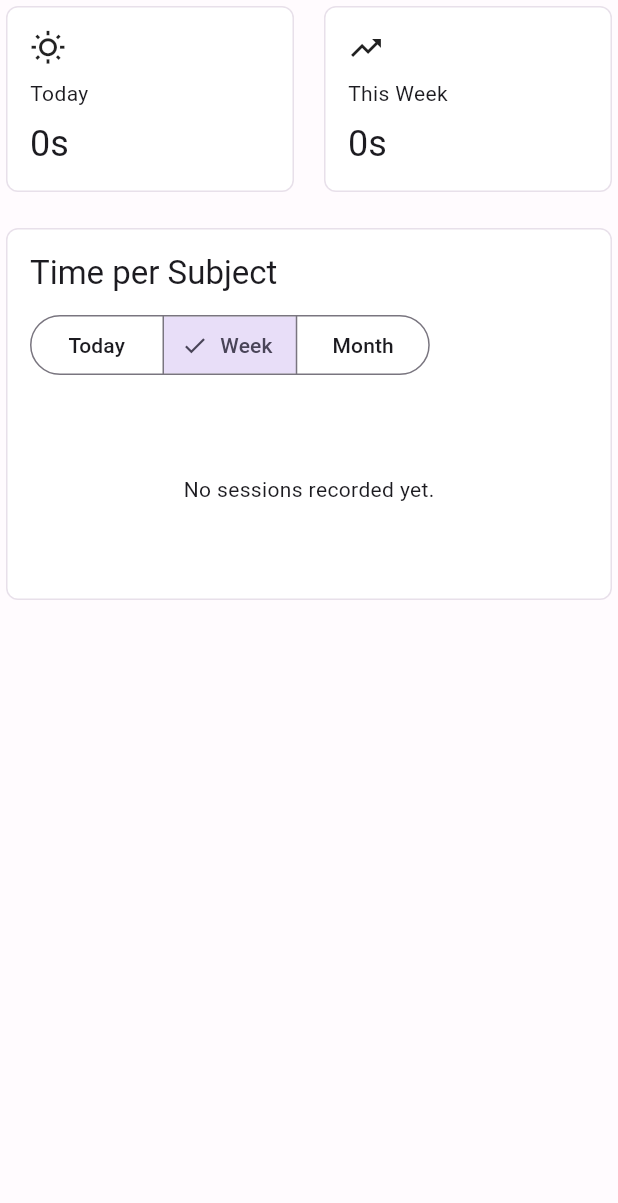
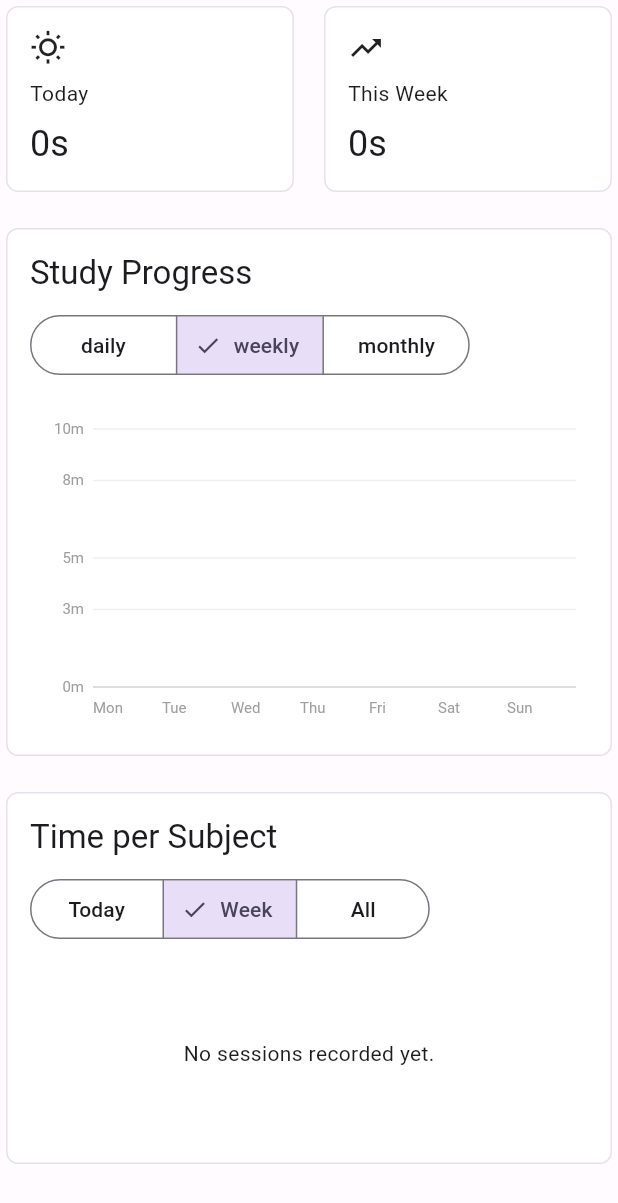
Before and after one commit to SahiruM/Flutter-Study-App, a Flutter app: the StatsSection widget shown alone on an empty page, opened directly with empty values, on a phone screen of 412 x 824 dp. Shown: the top 1203 px of the screen. Run offline on Flutter 3.47's test engine with Material 3 defaults, Android fonts, the phone set to English and light mode, and no system bars; missing offline and left inert: dart:html.

Commit message:
suu name+charts fixed+sub card fixed

```diff
--- a/lib/main.dart
+++ b/lib/main.dart
@@ -453,7 +453,7 @@ class _StudyHomeState extends State<StudyHome> with WidgetsBindingObserver {
                   Column(
                     crossAxisAlignment: CrossAxisAlignment.start,
                     children: [
-                      const Text('StudyBud'),
+                      const Text('SuuStudy'),
                       Text(
                         _syncStatusText,
                         style: Theme.of(context).textTheme.labelSmall,
@@ -630,7 +630,7 @@ class _AuthScreenState extends State<AuthScreen> {
               const Icon(Icons.favorite, size: 68, color: Color(0xFFFF8FB3)),
               const SizedBox(height: 12),
               Text(
-                _signUp ? 'Join StudyBud' : 'Welcome back',
+                _signUp ? 'Join SuuStudy' : 'Welcome back',
                 textAlign: TextAlign.center,
                 style: Theme.of(context).textTheme.headlineMedium?.copyWith(
                   fontWeight: FontWeight.w800,
@@ -765,10 +765,9 @@ class _TaskListCardState extends State<TaskListCard> {
                 padding: const EdgeInsets.only(bottom: 8),
                 child: Material(
                   color: widget.activeTaskId == task.id
-                      ? task.color.withOpacity(0.18)
-                      : Theme.of(
-                          context,
-                        ).colorScheme.surfaceContainerHighest.withOpacity(0.45),
+                      ? task.color.withValues(alpha: 0.18)
+                      : Theme.of(context).colorScheme.surfaceContainerHighest
+                            .withValues(alpha: 0.45),
                   borderRadius: BorderRadius.circular(8),
                   child: ListTile(
                     shape: RoundedRectangleBorder(
@@ -844,7 +843,7 @@ class TimerCard extends StatelessWidget {
         decoration: BoxDecoration(
           borderRadius: BorderRadius.circular(8),
           gradient: LinearGradient(
-            colors: [color.withOpacity(0.16), Colors.transparent],
+            colors: [color.withValues(alpha: 0.16), Colors.transparent],
           ),
         ),
         child: Column(
@@ -962,7 +961,7 @@ class FocusTimerScreen extends StatelessWidget {
                 children: [
                   if (task != null)
                     Chip(
-                      backgroundColor: Colors.white.withOpacity(0.08),
+                      backgroundColor: Colors.white.withValues(alpha: 0.08),
                       avatar: CircleAvatar(backgroundColor: task!.color),
                       label: Text(
                         task!.name,
@@ -1113,7 +1112,8 @@ class StatsSection extends StatefulWidget {
 }
 
 class _StatsSectionState extends State<StatsSection> {
-  String _subjectRange = 'week';
+  String _range = 'weekly';
+  String _pieRange = 'week';
 
   @override
   Widget build(BuildContext context) {
@@ -1126,11 +1126,8 @@ class _StatsSectionState extends State<StatsSection> {
     final weekSeconds = widget.sessions
         .where((s) => week.contains(s.date))
         .fold(0, (sum, s) => sum + s.duration);
-    final pie = pieData(widget.sessions, widget.tasks, _subjectRange, now);
-    final totalSubjectSeconds = pie.fold<int>(
-      0,
-      (sum, item) => sum + item.seconds,
-    );
+    final chart = chartData(widget.sessions, _range, now);
+    final pie = pieData(widget.sessions, widget.tasks, _pieRange, now);
     return Column(
       children: [
         Row(
@@ -1153,7 +1150,40 @@ class _StatsSectionState extends State<StatsSection> {
           ],
         ),
         const SizedBox(height: 16),
-        Card(
+        SizedBox(
+          width: double.infinity,
+          child: Card(
+            child: Padding(
+              padding: const EdgeInsets.all(16),
+              child: Column(
+                crossAxisAlignment: CrossAxisAlignment.start,
+                children: [
+                  Text(
+                    'Study Progress',
+                    style: Theme.of(context).textTheme.titleLarge,
+                  ),
+                  const SizedBox(height: 10),
+                  SegmentedButton<String>(
+                    segments: const [
+                      ButtonSegment(value: 'daily', label: Text('daily')),
+                      ButtonSegment(value: 'weekly', label: Text('weekly')),
+                      ButtonSegment(value: 'monthly', label: Text('monthly')),
+                    ],
+                    selected: {_range},
+                    onSelectionChanged: (value) =>
+                        setState(() => _range = value.first),
+                  ),
+                  const SizedBox(height: 14),
+                  SizedBox(height: 220, child: BarChart(data: chart)),
+                ],
+              ),
+            ),
+          ),
+        ),
+        const SizedBox(height: 16),
+        SizedBox(
+          width: double.infinity,
+          child: Card(
             child: Padding(
               padding: const EdgeInsets.all(16),
               child: Column(
@@ -1168,11 +1198,11 @@ class _StatsSectionState extends State<StatsSection> {
                     segments: const [
                       ButtonSegment(value: 'today', label: Text('Today')),
                       ButtonSegment(value: 'week', label: Text('Week')),
-                    ButtonSegment(value: 'month', label: Text('Month')),
-                  ],
-                  selected: {_subjectRange},
+                      ButtonSegment(value: 'all', label: Text('All')),
+                    ],
+                    selected: {_pieRange},
                     onSelectionChanged: (value) =>
-                      setState(() => _subjectRange = value.first),
+                        setState(() => _pieRange = value.first),
                   ),
                   const SizedBox(height: 14),
                   if (pie.isEmpty)
@@ -1181,121 +1211,39 @@ class _StatsSectionState extends State<StatsSection> {
                       child: Center(child: Text('No sessions recorded yet.')),
                     )
                   else
-                  LayoutBuilder(
-                    builder: (context, constraints) {
-                      final compact = constraints.maxWidth < 640;
-                      final chart = SizedBox(
-                        width: compact ? 180 : 220,
-                        height: compact ? 180 : 220,
-                        child: Stack(
-                          alignment: Alignment.center,
+                    Wrap(
+                      spacing: 24,
+                      runSpacing: 16,
+                      crossAxisAlignment: WrapCrossAlignment.center,
                       children: [
-                            PieChart(
-                              data: pie,
-                              holeColor: Theme.of(
-                                context,
-                              ).colorScheme.surface,
-                            ),
-                            Column(
-                              mainAxisSize: MainAxisSize.min,
-                              children: [
-                                Text(
-                                  'Total',
-                                  style: Theme.of(context).textTheme.labelSmall,
-                                ),
-                                Text(
-                                  formatDuration(totalSubjectSeconds),
-                                  textAlign: TextAlign.center,
-                                  style: Theme.of(context).textTheme.titleMedium
-                                      ?.copyWith(fontWeight: FontWeight.w800),
-                                ),
-                              ],
-                            ),
-                          ],
-                        ),
-                      );
-                      final details = Column(
+                        SizedBox(
+                          width: 220,
+                          height: 220,
+                          child: PieChart(data: pie),
+                        ),
+                        SizedBox(
+                          width: 260,
+                          child: Column(
                             children: [
                               for (final item in pie)
-                            Padding(
-                              padding: const EdgeInsets.only(bottom: 12),
-                              child: SubjectTimeRow(item: item),
-                            ),
-                        ],
-                      );
-                      if (compact) {
-                        return Column(
-                          children: [
-                            chart,
-                            const SizedBox(height: 18),
-                            details,
-                          ],
-                        );
-                      }
-                      return Row(
-                        crossAxisAlignment: CrossAxisAlignment.center,
-                        children: [
-                          chart,
-                          const SizedBox(width: 28),
-                          Expanded(child: details),
-                        ],
-                      );
-                    },
-                  ),
-              ],
-            ),
-          ),
-        ),
-      ],
-    );
-  }
-}
-
-class SubjectTimeRow extends StatelessWidget {
-  const SubjectTimeRow({required this.item, super.key});
-
-  final PiePoint item;
-
-  @override
-  Widget build(BuildContext context) {
-    final textTheme = Theme.of(context).textTheme;
-    return Column(
-      crossAxisAlignment: CrossAxisAlignment.start,
-      children: [
-        Row(
-          children: [
-            CircleAvatar(radius: 6, backgroundColor: item.color),
-            const SizedBox(width: 10),
-            Expanded(
-              child: Text(
-                item.name,
-                overflow: TextOverflow.ellipsis,
-                style: textTheme.bodyMedium?.copyWith(
-                  fontWeight: FontWeight.w700,
-                ),
-              ),
-            ),
-            const SizedBox(width: 10),
-            Text(formatDuration(item.seconds), style: textTheme.bodyMedium),
-            const SizedBox(width: 10),
-            SizedBox(
-              width: 42,
-              child: Text(
-                '${item.percent}%',
-                textAlign: TextAlign.end,
-                style: textTheme.labelMedium,
-              ),
-            ),
-          ],
-        ),
-        const SizedBox(height: 8),
-        ClipRRect(
-          borderRadius: BorderRadius.circular(99),
-          child: LinearProgressIndicator(
-            value: item.percent / 100,
-            minHeight: 8,
-            backgroundColor: item.color.withOpacity(0.16),
-            valueColor: AlwaysStoppedAnimation<Color>(item.color),
+                                ListTile(
+                                  dense: true,
+                                  leading: CircleAvatar(
+                                    radius: 8,
+                                    backgroundColor: item.color,
+                                  ),
+                                  title: Text(item.name),
+                                  subtitle: Text(formatDuration(item.seconds)),
+                                  trailing: Text('${item.percent}%'),
+                                ),
+                            ],
+                          ),
+                        ),
+                      ],
+                    ),
+                ],
+              ),
+            ),
           ),
         ),
       ],
@@ -1355,14 +1303,13 @@ class BarChart extends StatelessWidget {
 }
 
 class PieChart extends StatelessWidget {
-  const PieChart({required this.data, required this.holeColor, super.key});
+  const PieChart({required this.data, super.key});
 
   final List<PiePoint> data;
-  final Color holeColor;
 
   @override
   Widget build(BuildContext context) =>
-      CustomPaint(painter: PieChartPainter(data, holeColor));
+      CustomPaint(painter: PieChartPainter(data));
 }
 
 class GlowPainter extends CustomPainter {
@@ -1374,7 +1321,7 @@ class GlowPainter extends CustomPainter {
     final paint = Paint()
       ..shader =
           RadialGradient(
-            colors: [color.withOpacity(0.5), Colors.transparent],
+            colors: [color.withValues(alpha: 0.5), Colors.transparent],
           ).createShader(
             Rect.fromCircle(
               center: Offset(size.width / 2, size.height * 0.4),
@@ -1397,7 +1344,10 @@ class BarChartPainter extends CustomPainter {
   @override
   void paint(Canvas canvas, Size size) {
     final axis = Paint()
-      ..color = Colors.grey.withOpacity(0.35)
+      ..color = Colors.grey.withValues(alpha: 0.35)
+      ..strokeWidth = 1;
+    final grid = Paint()
+      ..color = Colors.grey.withValues(alpha: 0.16)
       ..strokeWidth = 1;
     final bar = Paint()..color = color;
     final text = TextPainter(textDirection: TextDirection.ltr);
@@ -1405,7 +1355,19 @@ class BarChartPainter extends CustomPainter {
       1,
       data.fold<int>(0, (max, point) => math.max(max, point.minutes)),
     );
-    final graph = Rect.fromLTWH(28, 8, size.width - 36, size.height - 40);
+    final topValue = _niceChartMax(maxValue);
+    final graph = Rect.fromLTWH(42, 18, size.width - 50, size.height - 48);
+    for (var i = 0; i <= 4; i += 1) {
+      final value = (topValue * i / 4).round();
+      final y = graph.bottom - graph.height * (value / topValue);
+      canvas.drawLine(Offset(graph.left, y), Offset(graph.right, y), grid);
+      text.text = TextSpan(
+        text: _shortMinutes(value),
+        style: const TextStyle(fontSize: 10, color: Colors.grey),
+      );
+      text.layout(maxWidth: graph.left - 6);
+      text.paint(canvas, Offset(graph.left - text.width - 6, y - 6));
+    }
     canvas.drawLine(
       Offset(graph.left, graph.bottom),
       Offset(graph.right, graph.bottom),
@@ -1414,7 +1376,7 @@ class BarChartPainter extends CustomPainter {
     final width = graph.width / math.max(1, data.length);
     for (var i = 0; i < data.length; i += 1) {
       final point = data[i];
-      final height = graph.height * (point.minutes / maxValue);
+      final height = graph.height * (point.minutes / topValue);
       final rect = RRect.fromRectAndRadius(
         Rect.fromLTWH(
           graph.left + i * width + width * 0.18,
@@ -1425,10 +1387,24 @@ class BarChartPainter extends CustomPainter {
         const Radius.circular(6),
       );
       canvas.drawRRect(rect, bar);
-      if (data.length <= 12 || i % 4 == 0) {
+      if (point.minutes > 0) {
+        text.text = TextSpan(
+          text: _shortMinutes(point.minutes),
+          style: const TextStyle(fontSize: 9, color: Colors.grey),
+        );
+        text.layout(maxWidth: width * 1.4);
+        final valueX = graph.left + i * width + (width - text.width) / 2;
+        final valueY = math.max(0.0, graph.bottom - height - 14);
+        text.paint(canvas, Offset(valueX, valueY));
+      }
+      final showLabel = data.length <= 31 || i % 4 == 0;
+      if (showLabel) {
         text.text = TextSpan(
           text: point.label,
-          style: const TextStyle(fontSize: 10, color: Colors.grey),
+          style: TextStyle(
+            fontSize: data.length > 24 ? 8 : 10,
+            color: Colors.grey,
+          ),
         );
         text.layout(maxWidth: width);
         text.paint(canvas, Offset(graph.left + i * width, graph.bottom + 8));
@@ -1441,10 +1417,26 @@ class BarChartPainter extends CustomPainter {
       oldDelegate.data != data || oldDelegate.color != color;
 }
 
+int _niceChartMax(int value) {
+  if (value <= 10) return 10;
+  if (value <= 30) return 30;
+  if (value <= 60) return 60;
+  if (value <= 120) return 120;
+  if (value <= 240) return 240;
+  return ((value / 60).ceil()) * 60;
+}
+
+String _shortMinutes(int minutes) {
+  if (minutes < 60) return '${minutes}m';
+  final hours = minutes ~/ 60;
+  final extraMinutes = minutes % 60;
+  if (extraMinutes == 0) return '${hours}h';
+  return '${hours}h ${extraMinutes}m';
+}
+
 class PieChartPainter extends CustomPainter {
-  PieChartPainter(this.data, this.holeColor);
+  PieChartPainter(this.data);
   final List<PiePoint> data;
-  final Color holeColor;
 
   @override
   void paint(Canvas canvas, Size size) {
@@ -1463,13 +1455,13 @@ class PieChartPainter extends CustomPainter {
     canvas.drawCircle(
       rect.center,
       size.shortestSide * 0.24,
-      Paint()..color = holeColor,
+      Paint()..color = Colors.white.withValues(alpha: 0.92),
     );
   }
 
   @override
   bool shouldRepaint(covariant PieChartPainter oldDelegate) =>
-      oldDelegate.data != data || oldDelegate.holeColor != holeColor;
+      oldDelegate.data != data;
 }
 
 class StudyRepository {
@@ -1801,8 +1793,9 @@ class AppState {
   }
 
   AppState addSessionFromTimer(String taskId, StudyTimerState timer) {
-    if (!timer.isRunning || timer.isPaused || timer.startTime == null)
+    if (!timer.isRunning || timer.isPaused || timer.startTime == null) {
       return this;
+    }
     final end = DateTime.now();
     if (!end.isAfter(timer.startTime!)) return this;
     return addSessionRange(taskId, timer.startTime!, end);
@@ -1848,14 +1841,16 @@ class AppState {
     final taskMap = {for (final task in tasks) task.id: task};
     for (final task in remote.tasks) {
       final local = taskMap[task.id];
-      if (local == null || task.updatedAt.isAfter(local.updatedAt))
+      if (local == null || task.updatedAt.isAfter(local.updatedAt)) {
         taskMap[task.id] = task;
+      }
     }
     final sessionMap = {for (final session in sessions) session.id: session};
     for (final session in remote.sessions) {
       final local = sessionMap[session.id];
-      if (local == null || session.updatedAt.isAfter(local.updatedAt))
+      if (local == null || session.updatedAt.isAfter(local.updatedAt)) {
         sessionMap[session.id] = session;
+      }
     }
     final chosenTimer = remote.timer.updatedAt.isAfter(timer.updatedAt)
         ? remote.timer
@@ -2201,13 +2196,17 @@ List<ChartPoint> chartData(
     });
   }
   if (range == 'monthly') {
-    return List.generate(30, (index) {
-      final date = now.subtract(Duration(days: 29 - index));
-      final key = dateKey(date);
-      final total = sessions
-          .where((s) => s.date == key)
+    final daysInMonth = DateTime(now.year, now.month + 1, 0).day;
+    return List.generate(31, (index) {
+      final day = index + 1;
+      final total = day > daysInMonth
+          ? 0
+          : sessions
+                .where(
+                  (s) => s.date == dateKey(DateTime(now.year, now.month, day)),
+                )
                 .fold(0, (sum, s) => sum + s.duration);
-      return ChartPoint('${date.day}', (total / 60).round());
+      return ChartPoint('$day', (total / 60).round());
     });
   }
   final week = mondayWeek(now);
@@ -2227,13 +2226,10 @@ List<PiePoint> pieData(
   DateTime now,
 ) {
   final week = mondayWeek(now);
-  final monthPrefix =
-      '${now.year.toString().padLeft(4, '0')}-${now.month.toString().padLeft(2, '0')}-';
   final filtered = sessions.where((session) {
     if (range == 'today') return session.date == dateKey(now);
     if (range == 'week') return week.contains(session.date);
-    if (range == 'month') return session.date.startsWith(monthPrefix);
-    return false;
+    return true;
   }).toList();
   final totals = <String, int>{};
   for (final session in filtered) {
@@ -2250,8 +2246,7 @@ List<PiePoint> pieData(
           allSeconds == 0 ? 0 : ((totals[task.id]! / allSeconds) * 100).round(),
         ),
       )
-      .toList()
-    ..sort((a, b) => b.seconds.compareTo(a.seconds));
+      .toList();
 }
 
 List<String> mondayWeek(DateTime now) {
```
Lines whose indentation alone changed are shown as unchanged.
